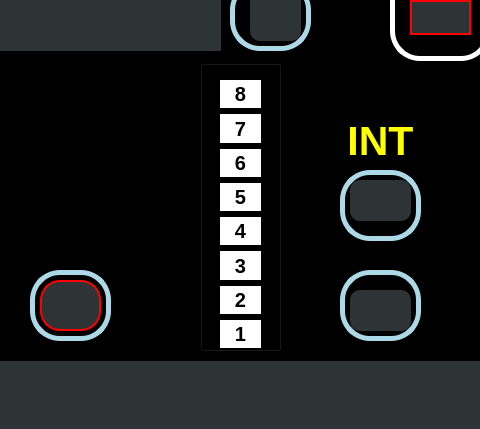
First picture: the form in Oasis/mainwindow.ui, repository AmnElDawla/OasisPro, before the edit; both pictures show x 240 to 720 and y 150 to 579 of the 1560 by 579 pixel window.
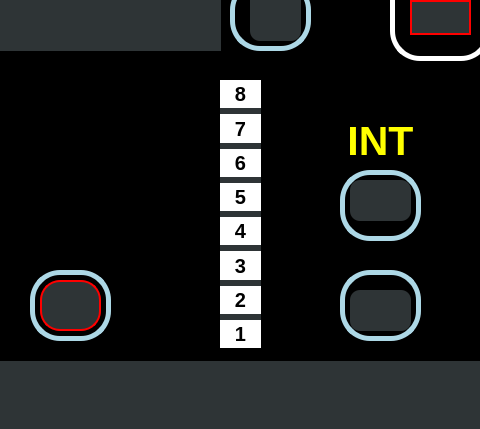
Second picture: the form after the edit. Icons and pictures are not drawn.

```diff
--- a/Oasis/mainwindow.ui
+++ b/Oasis/mainwindow.ui
@@ -55,7 +55,11 @@
       </rect>
      </property>
      <property name="styleSheet">
-      <string notr="true">background-color: black;
+      <string notr="true">#groupBox {
+background-color: black;
+outline: none;
+border: none;
+}
 </string>
      </property>
      <property name="title">
```
